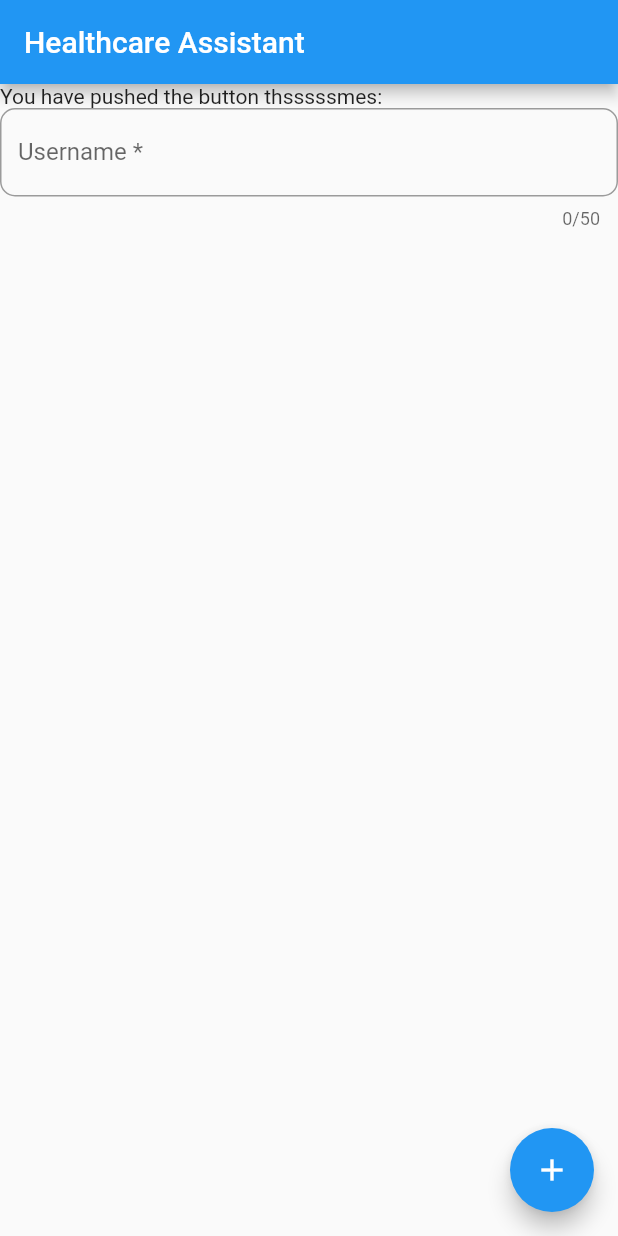
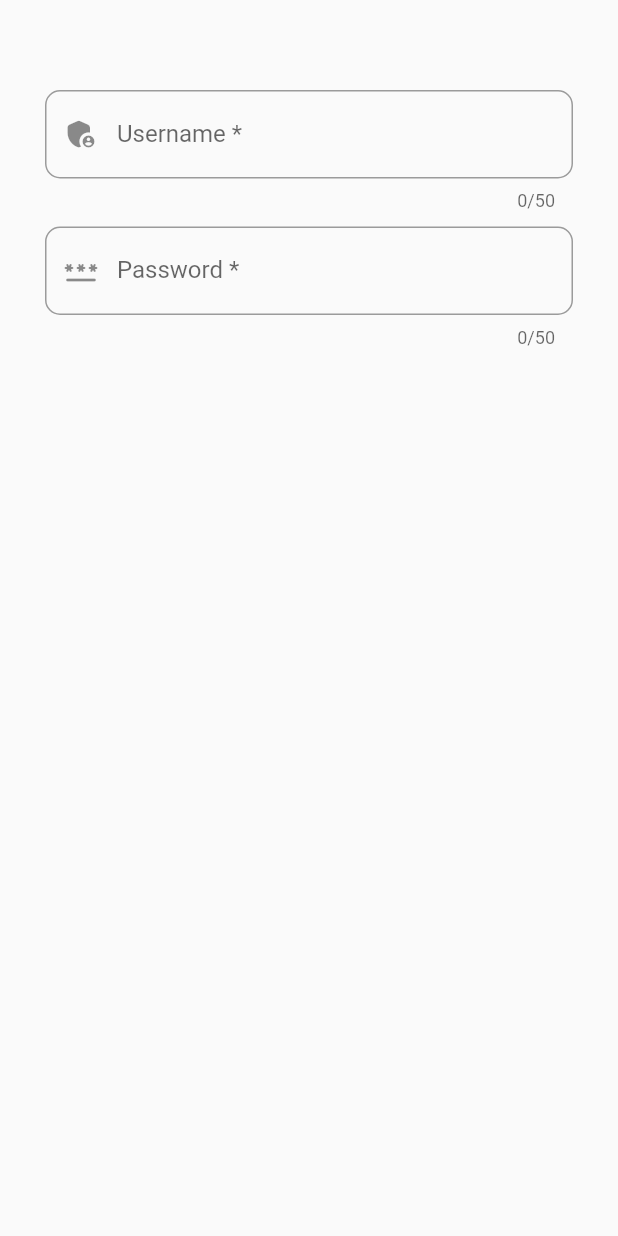
Before and after one commit to itsmeAmal/healthcare_assistant_mobile, a Flutter app: the screen it shows after launch, on a phone screen of 412 x 824 dp. Run offline on Flutter 3.47's test engine with Material 2 defaults, Android fonts, the phone set to English and light mode, and no system bars.

Commit message:
added text field and user name widgets

```diff
--- a/lib/main.dart
+++ b/lib/main.dart
@@ -11,6 +11,7 @@ class MyApp extends StatelessWidget {
   @override
   Widget build(BuildContext context) {
     return MaterialApp(
+      debugShowCheckedModeBanner: false,
       title: 'Flutter Demo',
       theme: ThemeData(
         primarySwatch: Colors.blue,
@@ -35,17 +36,32 @@ class _MyHomePageState extends State<MyHomePage> {
   @override
   Widget build(BuildContext context) {
     return Scaffold(
-      appBar: AppBar(
-        title: Text(widget.title),
+      body: Center(
+        child: Container(
+          margin: const EdgeInsets.only(
+            top: 30.0,
           ),
-      body: Center(
           child: Column(
             crossAxisAlignment: CrossAxisAlignment.start,
             children: [
-            const Text(
-              'You have pushed the button thsssssmes:',
+              _buildUsernameField(),
+              _buildPasswordField(),
+            ],
           ),
-            TextFormField(
+        ),
+      ),
+    );
+  }
+}
+
+Widget _buildUsernameField() {
+  return Container(
+    margin: const EdgeInsets.only(
+      top: 30.0,
+      left: 30.0,
+      right: 30.0,
+    ),
+    child: TextFormField(
       decoration: const InputDecoration(
         border: OutlineInputBorder(
           borderRadius: BorderRadius.all(
@@ -53,29 +69,39 @@ class _MyHomePageState extends State<MyHomePage> {
           ),
         ),
         labelText: "Username *",
+        prefixIcon: Icon(
+          Icons.admin_panel_settings_rounded,
+        ),
       ),
       keyboardType: TextInputType.emailAddress,
       readOnly: false,
       maxLength: 50,
-              onChanged: (value) {
-                setState(() {});
-              },
+      onChanged: (value) {},
     ),
-          ],
-        ),
-
-        // Row(
-        //   mainAxisAlignment: MainAxisAlignment.center,
-        //   children: <Widget>[
-
-        //   ],
-        // ),
-      ),
-      floatingActionButton: FloatingActionButton(
-        onPressed: null,
-        tooltip: 'Increment',
-        child: const Icon(Icons.add),
-      ), // This trailing comma makes auto-formatting nicer for build methods.
   );
 }
+
+Widget _buildPasswordField() {
+  return Container(
+    margin: const EdgeInsets.only(
+      top: 10.0,
+      left: 30.0,
+      right: 30.0,
+    ),
+    child: TextFormField(
+      decoration: const InputDecoration(
+        border: OutlineInputBorder(
+          borderRadius: BorderRadius.all(
+            Radius.circular(10.0),
+          ),
+        ),
+        labelText: "Password *",
+        prefixIcon: Icon(Icons.password_rounded),
+      ),
+      keyboardType: TextInputType.visiblePassword,
+      readOnly: false,
+      maxLength: 50,
+      onChanged: (value) {},
+    ),
+  );
 }
```
Lines whose indentation alone changed are shown as unchanged.
